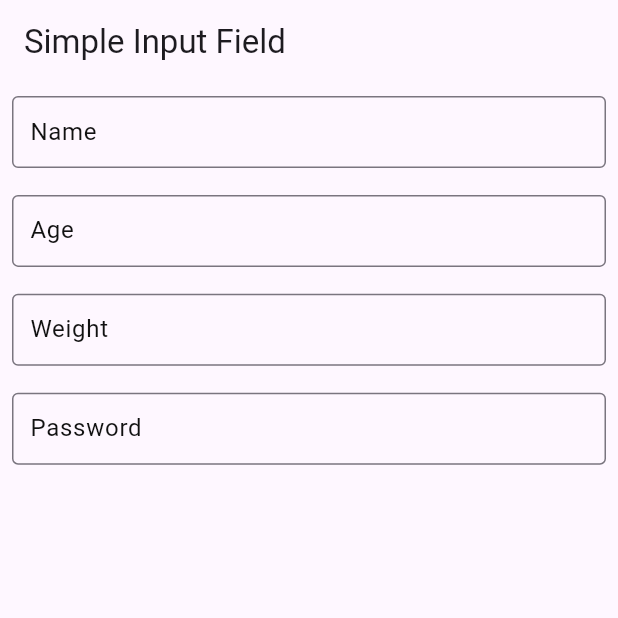
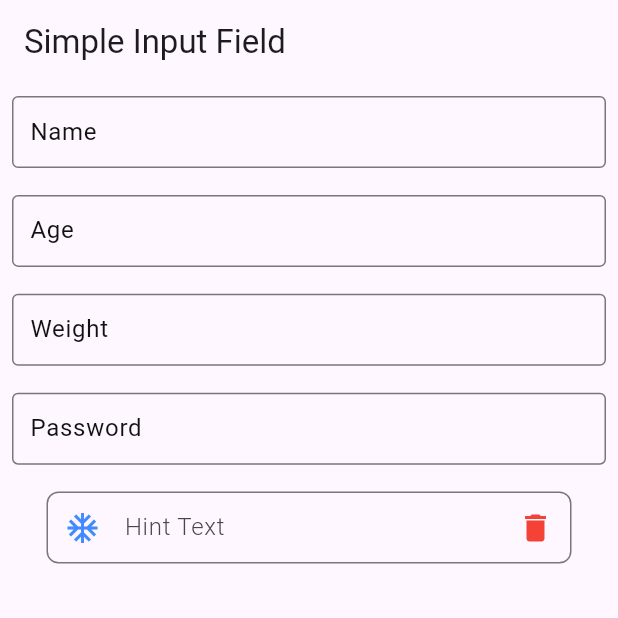
Before and after one commit to mdrazadev/Flutter-Widgets, a Flutter app: the SimpleInputFieldScreen screen opened directly, on a phone screen of 412 x 824 dp, the top half of it. Run offline on Flutter 3.47's test engine with Material 3 defaults, Android fonts, the phone set to English and light mode, and no system bars; our stand-ins replace get.

Commit message:
new input field added

```diff
--- a/lib/screens/simple_input_field_screen.dart
+++ b/lib/screens/simple_input_field_screen.dart
@@ -1,4 +1,5 @@
 import 'package:flutter/material.dart';
+import 'package:flutter_widgets/widgets/input_fields/icons_input_field_widget.dart';
 import 'package:flutter_widgets/widgets/input_fields/simple_input_field_widget.dart';
 
 class SimpleInputFieldScreen extends StatelessWidget {
@@ -8,6 +9,7 @@ class SimpleInputFieldScreen extends StatelessWidget {
   final TextEditingController controller2 = TextEditingController();
   final TextEditingController controller3 = TextEditingController();
   final TextEditingController controller4 = TextEditingController();
+  final TextEditingController controller5 = TextEditingController();
 
   final FocusNode focusNode1 = FocusNode();
   final FocusNode focusNode2 = FocusNode();
@@ -54,6 +56,15 @@ class SimpleInputFieldScreen extends StatelessWidget {
                 obscureCharacter: "@",
                 isPassword: true,
               ),
+              SizedBox(height: ht * 0.02),
+              IconsInputFieldWidget(
+                label: 'Hint Text',
+                controller: controller5,
+                prefixIcon: Icons.ac_unit,
+                suffixIcon: Icons.delete,
+                suffixColor: Colors.red,
+                onSuffixPress: () => controller5.clear(),
+              ),
             ],
           ),
         ),
--- /dev/null
+++ b/lib/widgets/input_fields/icons_input_field_widget.dart
@@ -0,0 +1,87 @@
+import 'package:flutter/material.dart';
+
+class IconsInputFieldWidget extends StatelessWidget {
+  const IconsInputFieldWidget({
+    super.key,
+    required this.controller,
+    required this.label,
+    this.focusNode,
+    this.length,
+    this.wt = 350,
+    this.radius = 8,
+    this.keyboardType = TextInputType.text,
+    this.prefixIcon,
+    this.prefixColor = Colors.blueAccent,
+    this.suffixIcon,
+    this.onSuffixPress,
+    this.suffixColor,
+    this.errorMsg = 'required',
+    this.onSubmit,
+    this.onChange,
+  });
+
+  final TextEditingController controller;
+  final String label;
+  final FocusNode? focusNode;
+  final int? length;
+  final double wt;
+  final double radius;
+  final TextInputType keyboardType;
+  final IconData? prefixIcon;
+  final Color? prefixColor;
+  final IconData? suffixIcon;
+  final Color? suffixColor;
+  final VoidCallback? onSuffixPress;
+  final String errorMsg;
+  final Function(String val)? onSubmit;
+  final Function(String val)? onChange;
+
+  @override
+  Widget build(BuildContext context) {
+    return SizedBox(
+      width: wt,
+      child: TextFormField(
+        controller: controller,
+        focusNode: focusNode,
+        keyboardType: keyboardType,
+        maxLength: length,
+        decoration: InputDecoration(
+          border: OutlineInputBorder(
+            borderRadius: BorderRadius.circular(radius),
+          ),
+          hintText: label,
+          hintStyle: const TextStyle(
+            fontWeight: FontWeight.w300,
+          ),
+          // counter: "",   // if you don't want to show counter, uncomment it.
+          contentPadding: const EdgeInsets.symmetric(horizontal: 8),
+          prefixIcon: prefixIcon != null
+              ? Icon(
+                  prefixIcon,
+                  color: prefixColor,
+                )
+              : null,
+          suffixIcon: IconButton(
+            onPressed: onSuffixPress,
+            icon: Icon(
+              suffixIcon,
+              color: suffixColor,
+            ),
+          ),
+          errorBorder: OutlineInputBorder(
+            borderRadius: BorderRadius.circular(radius),
+            borderSide: const BorderSide(color: Colors.red),
+          ),
+        ),
+        validator: (value) {
+          if (value == null || value.isEmpty) {
+            return errorMsg;
+          }
+          return null;
+        },
+        onFieldSubmitted: onSubmit,
+        onChanged: onChange,
+      ),
+    );
+  }
+}
```
